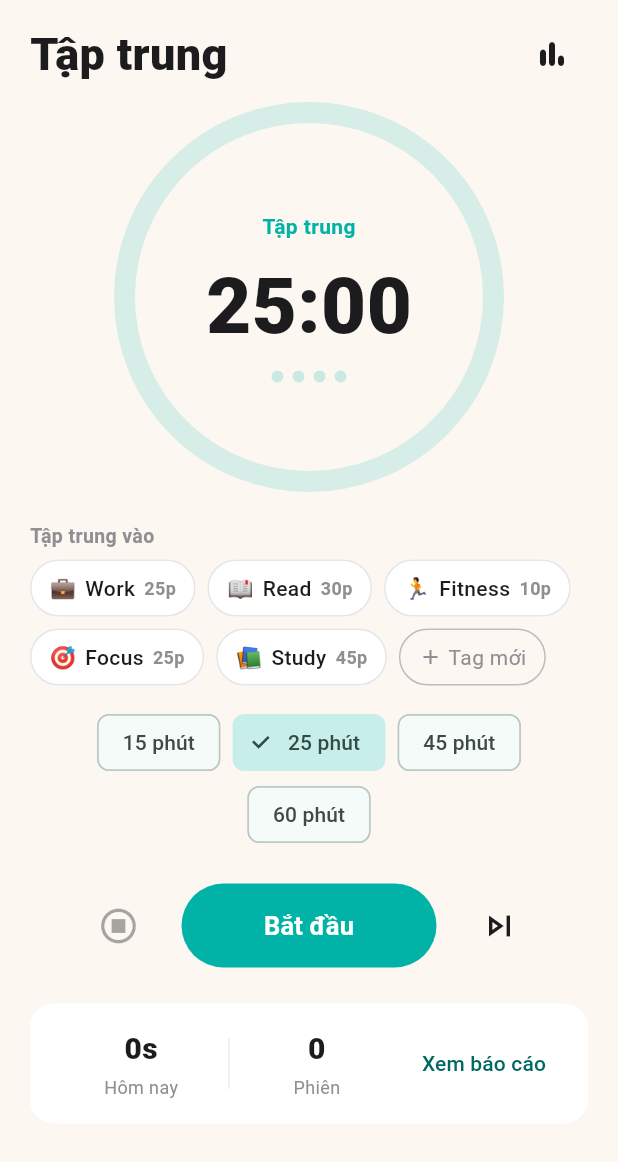
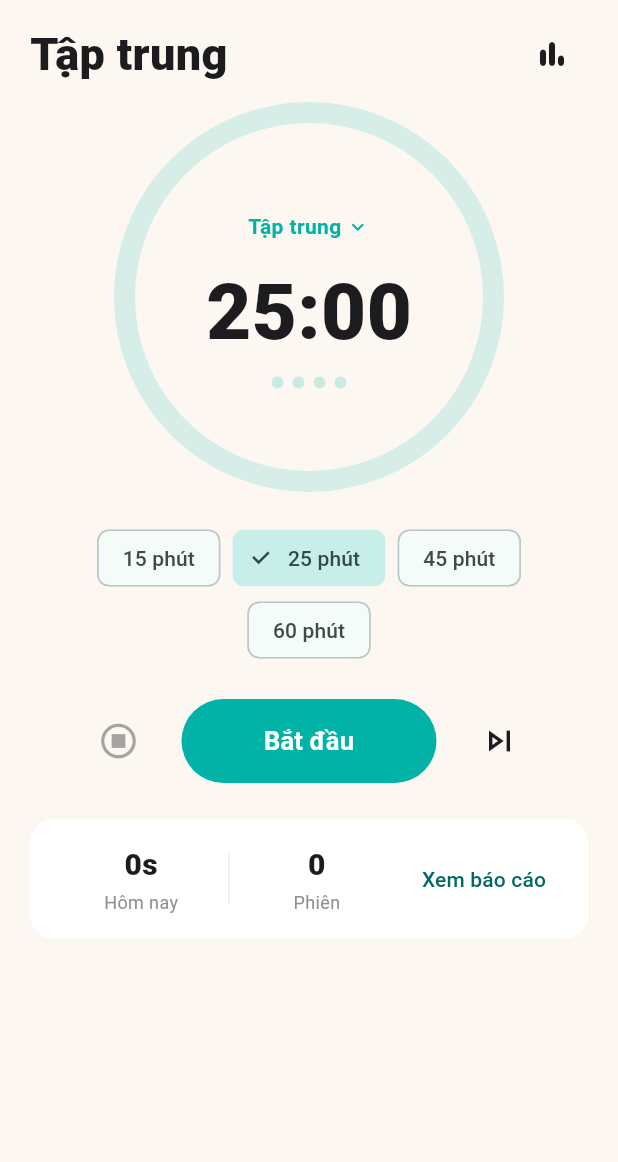
Before and after one commit to hieubm1707/ft_calendar, a Flutter app: the _PomodoroView screen opened directly, on a phone screen of 412 x 824 dp. Shown: the top 1162 px of the screen. Run offline on Flutter 3.47's test engine with Material 3 defaults, Android fonts, the phone set to English and light mode, and no system bars; our stand-ins replace dartz, drift, equatable, flutter_bloc, flutter_local_notifications, flutter_timezone and 4 more; missing offline and left inert: home_widget, tray_manager, window_manager; accounts and stored records are empty; generated files the repository leaves out were written again.

Commit message:
refactor: nhãn giữa đồng hồ là tên tag, danh sách tag chuyển vào sheet
Trang Focus không còn hàng chip tag cho đỡ rối: nhãn giữa ring hiện tên tag
đang chọn (kèm emoji, giai đoạn nghỉ vẫn hiện tên giai đoạn) và bấm vào đó mở
sheet chọn/thêm/sửa tag. Lối chọn task hôm nay cũng gộp vào sheet này.

Co-Authored-By: Claude Opus 5 (1M context) <noreply@anthropic.com>

```diff
--- a/lib/features/pomodoro/presentation/pages/pomodoro_page.dart
+++ b/lib/features/pomodoro/presentation/pages/pomodoro_page.dart
@@ -5,8 +5,7 @@ import '../../../../core/desktop/index.dart';
 import '../../../../core/di/index.dart';
 import '../cubit/pomodoro_cubit.dart';
 import '../widgets/duration_format.dart';
-import '../widgets/focus_tag_picker.dart';
-import '../widgets/focus_target_sheet.dart';
+import '../widgets/focus_tag_sheet.dart';
 import '../widgets/pomodoro_ring.dart';
 import 'pomodoro_report_page.dart';
 
@@ -28,24 +27,8 @@ class _PomodoroView extends StatelessWidget {
 
   static const _focusPresets = [15, 25, 45, 60];
 
-  String _phaseLabel(PomodoroPhase phase) {
-    switch (phase) {
-      case PomodoroPhase.focus:
-        return 'Tập trung';
-      case PomodoroPhase.shortBreak:
-        return 'Nghỉ ngắn';
-      case PomodoroPhase.longBreak:
-        return 'Nghỉ dài';
-    }
-  }
-
-  Future<void> _pickTarget(BuildContext context, PomodoroState state) async {
-    final cubit = context.read<PomodoroCubit>();
-    final target = await showFocusTargetSheet(context,
-        todayTasks: state.todayTasks);
-    if (target == null) return;
-    cubit.setTarget(
-        label: target.label, taskScheduleId: target.taskScheduleId);
+  Future<void> _pickTag(BuildContext context) {
+    return showFocusTagSheet(context, cubit: context.read<PomodoroCubit>());
   }
 
   void _openReport(BuildContext context) {
@@ -105,11 +88,11 @@ class _PomodoroView extends StatelessWidget {
                       child: Column(
                         mainAxisSize: MainAxisSize.min,
                         children: [
-                          Text(_phaseLabel(state.phase),
-                              style: TextStyle(
-                                  fontSize: 14,
-                                  fontWeight: FontWeight.w700,
-                                  color: color)),
+                          _TargetLabel(
+                            state: state,
+                            color: color,
+                            onTap: () => _pickTag(context),
+                          ),
                           const SizedBox(height: 6),
                           Text(state.remainingLabel,
                               style: const TextStyle(
@@ -130,19 +113,8 @@ class _PomodoroView extends StatelessWidget {
                       ),
                     ),
                   ),
-                  const SizedBox(height: 20),
-                  FocusTagPicker(state: state),
-                  if (state.todayTasks.any((t) => !t.done))
-                    Align(
-                      alignment: Alignment.centerLeft,
-                      child: TextButton.icon(
-                        onPressed: () => _pickTarget(context, state),
-                        icon: const Icon(Icons.checklist_rtl, size: 18),
-                        label: const Text('Chọn từ công việc hôm nay'),
-                      ),
-                    ),
                   if (state.isIdle && state.isFocus) ...[
-                    const SizedBox(height: 14),
+                    const SizedBox(height: 20),
                     Wrap(
                       alignment: WrapAlignment.center,
                       spacing: 8,
@@ -171,6 +143,68 @@ class _PomodoroView extends StatelessWidget {
               ),
             );
           },
+        ),
+      ),
+    );
+  }
+}
+
+/// Nhãn giữa đồng hồ: tên tag đang chọn (hoặc tên giai đoạn nếu chưa chọn).
+/// Bấm vào để mở danh sách tag.
+class _TargetLabel extends StatelessWidget {
+  final PomodoroState state;
+  final Color color;
+  final VoidCallback onTap;
+
+  const _TargetLabel({
+    required this.state,
+    required this.color,
+    required this.onTap,
+  });
+
+  static String phaseLabel(PomodoroPhase phase) {
+    switch (phase) {
+      case PomodoroPhase.focus:
+        return 'Tập trung';
+      case PomodoroPhase.shortBreak:
+        return 'Nghỉ ngắn';
+      case PomodoroPhase.longBreak:
+        return 'Nghỉ dài';
+    }
+  }
+
+  @override
+  Widget build(BuildContext context) {
+    final hasTarget = state.label != null && state.label!.isNotEmpty;
+    // Đang nghỉ thì tên giai đoạn quan trọng hơn tên việc.
+    final showTarget = hasTarget && state.isFocus;
+    final emoji = state.selectedTag?.emoji;
+    return InkWell(
+      onTap: onTap,
+      borderRadius: BorderRadius.circular(14),
+      child: Container(
+        // Giữ nhãn nằm gọn trong vòng tròn dù tên tag dài.
+        constraints: const BoxConstraints(maxWidth: 200),
+        padding: const EdgeInsets.symmetric(horizontal: 10, vertical: 4),
+        child: Row(
+          mainAxisSize: MainAxisSize.min,
+          children: [
+            if (showTarget && emoji != null) ...[
+              Text(emoji, style: const TextStyle(fontSize: 13)),
+              const SizedBox(width: 5),
+            ],
+            Flexible(
+              child: Text(
+                showTarget ? state.label! : phaseLabel(state.phase),
+                maxLines: 1,
+                overflow: TextOverflow.ellipsis,
+                style: TextStyle(
+                    fontSize: 14, fontWeight: FontWeight.w700, color: color),
+              ),
+            ),
+            const SizedBox(width: 3),
+            Icon(Icons.expand_more, size: 16, color: color),
+          ],
         ),
       ),
     );
--- a/lib/features/pomodoro/presentation/widgets/focus_tag_picker.dart
+++ /dev/null
@@ -1,199 +0,0 @@
-import 'package:flutter/material.dart';
-import 'package:flutter_bloc/flutter_bloc.dart';
-
-import '../../domain/index.dart';
-import '../cubit/pomodoro_cubit.dart';
-import 'focus_tag_editor_sheet.dart';
-
-/// Danh sách tag để chọn việc cần tập trung (thay cho ô nhập tay).
-/// Chạm = chọn tag (và lấy luôn số phút của tag); chạm giữ hoặc bấm bút chì
-/// trên tag đang chọn = sửa; chip "＋" = thêm tag mới.
-class FocusTagPicker extends StatelessWidget {
-  final PomodoroState state;
-
-  const FocusTagPicker({super.key, required this.state});
-
-  Future<void> _openEditor(BuildContext context, {FocusTag? tag}) async {
-    final cubit = context.read<PomodoroCubit>();
-    final result = await showFocusTagEditor(context, tag: tag);
-    if (result == null) return;
-    if (result.deletedId != null) {
-      await cubit.deleteTag(result.deletedId!);
-      return;
-    }
-    await cubit.saveTag(result.saved!);
-  }
-
-  @override
-  Widget build(BuildContext context) {
-    final cubit = context.read<PomodoroCubit>();
-    return Column(
-      crossAxisAlignment: CrossAxisAlignment.start,
-      children: [
-        Row(
-          children: [
-            const Expanded(
-              child: Text('Tập trung vào',
-                  style: TextStyle(
-                      fontSize: 13,
-                      fontWeight: FontWeight.w700,
-                      color: Color(0xFF8E8E93))),
-            ),
-            if (state.label != null && state.label!.isNotEmpty)
-              TextButton(
-                onPressed: () => cubit.setTarget(label: null),
-                child: const Text('Bỏ chọn'),
-              ),
-          ],
-        ),
-        const SizedBox(height: 6),
-        Wrap(
-          spacing: 8,
-          runSpacing: 8,
-          children: [
-            for (final tag in state.tags)
-              _TagChip(
-                tag: tag,
-                selected: tag.id != null && tag.id == state.focusTagId,
-                onTap: () => cubit.selectTag(tag),
-                onEdit: () => _openEditor(context, tag: tag),
-              ),
-            _AddTagChip(onTap: () => _openEditor(context)),
-          ],
-        ),
-        // Nhãn từ task hôm nay (không phải tag) vẫn hiển thị để biết đang làm gì.
-        if (state.focusTagId == null &&
-            state.label != null &&
-            state.label!.isNotEmpty) ...[
-          const SizedBox(height: 10),
-          Row(
-            children: [
-              const Icon(Icons.check_circle_outline,
-                  size: 16, color: Color(0xFF8E8E93)),
-              const SizedBox(width: 6),
-              Expanded(
-                child: Text(state.label!,
-                    maxLines: 1,
-                    overflow: TextOverflow.ellipsis,
-                    style: const TextStyle(
-                        fontSize: 13, fontWeight: FontWeight.w600)),
-              ),
-            ],
-          ),
-        ],
-      ],
-    );
-  }
-}
-
-class _TagChip extends StatelessWidget {
-  final FocusTag tag;
-  final bool selected;
-  final VoidCallback onTap;
-  final VoidCallback onEdit;
-
-  const _TagChip({
-    required this.tag,
-    required this.selected,
-    required this.onTap,
-    required this.onEdit,
-  });
-
-  @override
-  Widget build(BuildContext context) {
-    final color = Color(tag.color);
-    return GestureDetector(
-      onLongPress: onEdit,
-      child: Material(
-        color: selected ? color.withValues(alpha: 0.16) : Colors.white,
-        borderRadius: BorderRadius.circular(20),
-        child: InkWell(
-          onTap: onTap,
-          borderRadius: BorderRadius.circular(20),
-          child: Container(
-            padding: EdgeInsets.fromLTRB(12, 8, selected ? 4 : 12, 8),
-            decoration: BoxDecoration(
-              borderRadius: BorderRadius.circular(20),
-              border: Border.all(
-                color: selected ? color : const Color(0xFFE5E5EA),
-                width: selected ? 1.5 : 1,
-              ),
-            ),
-            child: Row(
-              mainAxisSize: MainAxisSize.min,
-              children: [
-                if (tag.emoji != null) ...[
-                  Text(tag.emoji!, style: const TextStyle(fontSize: 14)),
-                  const SizedBox(width: 6),
-                ],
-                Text(
-                  tag.title,
-                  style: TextStyle(
-                    fontSize: 14,
-                    fontWeight: selected ? FontWeight.w700 : FontWeight.w500,
-                    color: selected ? color : const Color(0xFF1C1C1E),
-                  ),
-                ),
-                const SizedBox(width: 6),
-                Text('${tag.minutes}p',
-                    style: TextStyle(
-                        fontSize: 12,
-                        fontWeight: FontWeight.w600,
-                        color: selected
-                            ? color.withValues(alpha: 0.8)
-                            : const Color(0xFF8E8E93))),
-                if (selected)
-                  IconButton(
-                    tooltip: 'Sửa tag',
-                    padding: EdgeInsets.zero,
-                    constraints:
-                        const BoxConstraints(minWidth: 30, minHeight: 30),
-                    iconSize: 15,
-                    onPressed: onEdit,
-                    icon: Icon(Icons.edit_outlined, color: color),
-                  ),
-              ],
-            ),
-          ),
-        ),
-      ),
-    );
-  }
-}
-
-class _AddTagChip extends StatelessWidget {
-  final VoidCallback onTap;
-
-  const _AddTagChip({required this.onTap});
-
-  @override
-  Widget build(BuildContext context) {
-    return Material(
-      color: Colors.transparent,
-      borderRadius: BorderRadius.circular(20),
-      child: InkWell(
-        onTap: onTap,
-        borderRadius: BorderRadius.circular(20),
-        child: Container(
-          padding: const EdgeInsets.symmetric(horizontal: 12, vertical: 8),
-          decoration: BoxDecoration(
-            borderRadius: BorderRadius.circular(20),
-            border: Border.all(
-              color: const Color(0xFFBDBDBD),
-              style: BorderStyle.solid,
-            ),
-          ),
-          child: const Row(
-            mainAxisSize: MainAxisSize.min,
-            children: [
-              Icon(Icons.add, size: 16, color: Color(0xFF8E8E93)),
-              SizedBox(width: 4),
-              Text('Tag mới',
-                  style: TextStyle(fontSize: 14, color: Color(0xFF8E8E93))),
-            ],
-          ),
-        ),
-      ),
-    );
-  }
-}
```
Also changed, not shown: lib/features/pomodoro/presentation/widgets/focus_tag_sheet.dart (added, +256 -0 lines), 1 other file.
